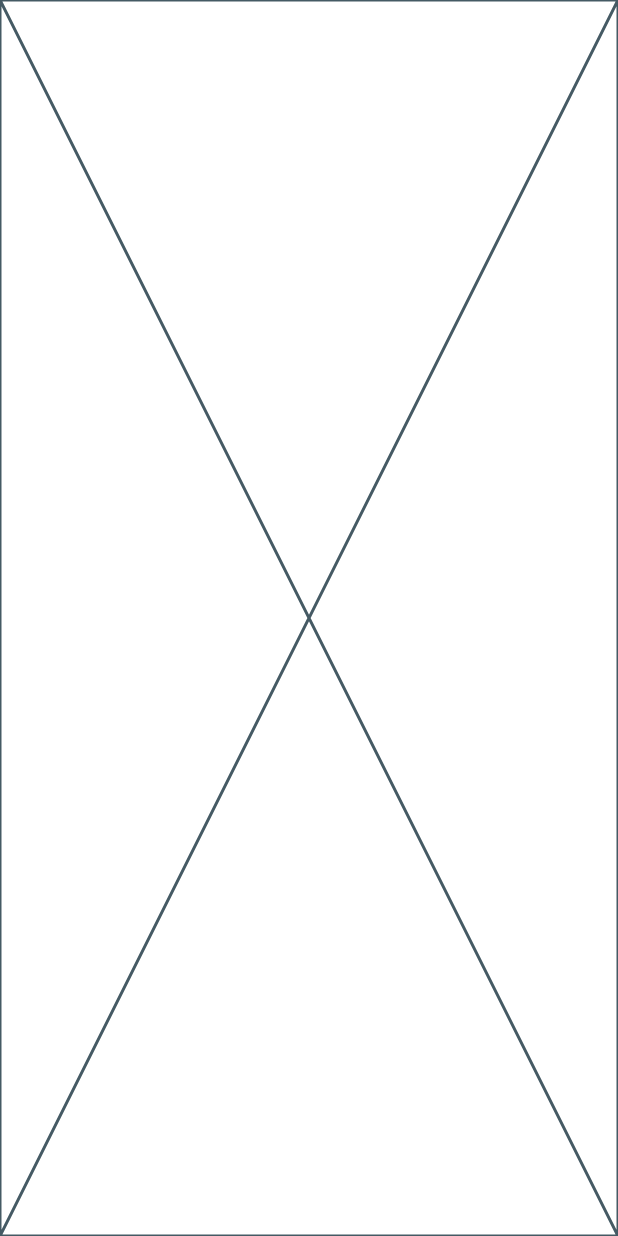
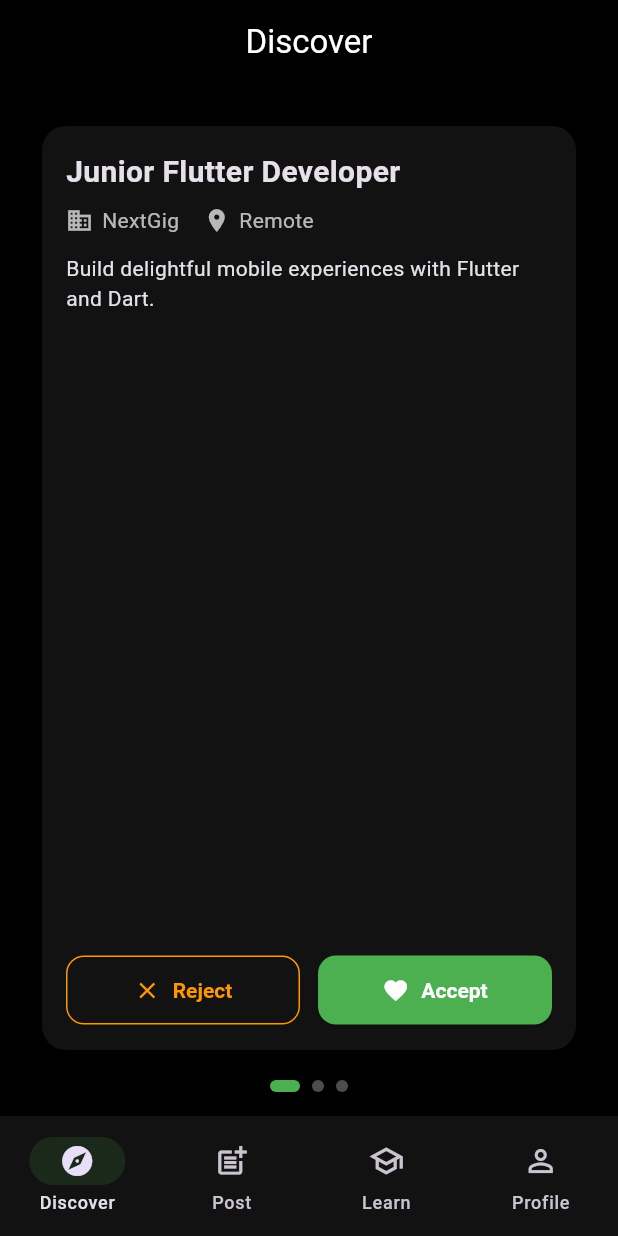
Before and after one commit to Silva3012/nextgig, a Flutter app: the screen it shows after launch, on a phone screen of 412 x 824 dp. Run offline on Flutter 3.47's test engine with Material 3 defaults, Android fonts, the phone set to English and light mode, and no system bars.

Commit message:
chore: create bottom nav with some dummy data

```diff
--- /dev/null
+++ b/lib/core/theme/app_theme.dart
@@ -0,0 +1,81 @@
+import 'package:flutter/material.dart';
+
+class AppColors {
+  static const Color background = Color(0xFF000000);
+  static const Color primaryGreen = Color(0xFF4CAF50);
+  static const Color accentOrange = Color(0xFFFF9800);
+  static const Color surface = Color(0xFF121212);
+  static const Color textPrimary = Colors.white;
+  static const Color textSecondary = Colors.white70;
+}
+
+class AppTheme {
+  static ThemeData get darkTheme {
+    final base = ThemeData.dark(useMaterial3: true);
+    return base.copyWith(
+      scaffoldBackgroundColor: AppColors.background,
+      colorScheme: base.colorScheme.copyWith(
+        brightness: Brightness.dark,
+        primary: AppColors.primaryGreen,
+        secondary: AppColors.accentOrange,
+        surface: AppColors.surface,
+      ),
+      appBarTheme: const AppBarTheme(
+        backgroundColor: Colors.transparent,
+        elevation: 0,
+        centerTitle: true,
+        foregroundColor: AppColors.textPrimary,
+      ),
+      inputDecorationTheme: InputDecorationTheme(
+        filled: true,
+        fillColor: AppColors.surface,
+        border: OutlineInputBorder(
+          borderRadius: BorderRadius.circular(12),
+          borderSide: const BorderSide(color: Colors.transparent),
+        ),
+        enabledBorder: OutlineInputBorder(
+          borderRadius: BorderRadius.circular(12),
+          borderSide: const BorderSide(color: Colors.transparent),
+        ),
+        focusedBorder: OutlineInputBorder(
+          borderRadius: BorderRadius.circular(12),
+          borderSide:
+              const BorderSide(color: AppColors.primaryGreen, width: 1.5),
+        ),
+        hintStyle: const TextStyle(color: AppColors.textSecondary),
+        contentPadding:
+            const EdgeInsets.symmetric(horizontal: 16, vertical: 14),
+      ),
+      elevatedButtonTheme: ElevatedButtonThemeData(
+        style: ElevatedButton.styleFrom(
+          backgroundColor: AppColors.primaryGreen,
+          foregroundColor: AppColors.textPrimary,
+          shape:
+              RoundedRectangleBorder(borderRadius: BorderRadius.circular(12)),
+          padding: const EdgeInsets.symmetric(horizontal: 16, vertical: 14),
+          textStyle: const TextStyle(fontWeight: FontWeight.w600),
+        ),
+      ),
+      outlinedButtonTheme: OutlinedButtonThemeData(
+        style: OutlinedButton.styleFrom(
+          foregroundColor: AppColors.accentOrange,
+          side: const BorderSide(color: AppColors.accentOrange),
+          shape:
+              RoundedRectangleBorder(borderRadius: BorderRadius.circular(12)),
+          padding: const EdgeInsets.symmetric(horizontal: 16, vertical: 14),
+          textStyle: const TextStyle(fontWeight: FontWeight.w600),
+        ),
+      ),
+      cardTheme: CardTheme(
+        color: AppColors.surface,
+        elevation: 0,
+        shape: RoundedRectangleBorder(borderRadius: BorderRadius.circular(16)),
+        margin: const EdgeInsets.all(12),
+      ),
+      listTileTheme: const ListTileThemeData(
+        iconColor: AppColors.textSecondary,
+        textColor: AppColors.textPrimary,
+      ),
+    );
+  }
+}
--- a/lib/main.dart
+++ b/lib/main.dart
@@ -1,4 +1,6 @@
 import 'package:flutter/material.dart';
+import 'package:nextgig/core/theme/app_theme.dart';
+import 'package:nextgig/presentation/shell/main_shell.dart';
 
 void main() {
   runApp(const NextGig());
@@ -9,11 +11,10 @@ class NextGig extends StatelessWidget {
   @override
   Widget build(BuildContext context) {
     return MaterialApp(
-        title: 'Flutter Demo',
-        theme: ThemeData(
-          colorScheme: ColorScheme.fromSeed(seedColor: Colors.deepPurple),
-          useMaterial3: true,
-        ),
-        home: const Placeholder());
+      title: 'NextGig',
+      debugShowCheckedModeBanner: false,
+      theme: AppTheme.darkTheme,
+      home: const MainShell(),
+    );
   }
 }
--- /dev/null
+++ b/lib/presentation/features/discover/discover_page.dart
@@ -0,0 +1,138 @@
+import 'package:flutter/material.dart';
+import 'package:nextgig/core/theme/app_theme.dart';
+
+class DiscoverPage extends StatefulWidget {
+  const DiscoverPage({super.key});
+
+  @override
+  State<DiscoverPage> createState() => _DiscoverPageState();
+}
+
+class _DiscoverPageState extends State<DiscoverPage> {
+  final List<Map<String, String>> _items = [
+    {
+      'title': 'Junior Flutter Developer',
+      'company': 'NextGig',
+      'location': 'Remote',
+      'description':
+          'Build delightful mobile experiences with Flutter and Dart.'
+    },
+    {
+      'title': 'Mentorship: Mobile UI/UX',
+      'company': 'Design Guild',
+      'location': 'Cape Town',
+      'description': 'Learn practical design systems and responsive layouts.'
+    },
+    {
+      'title': 'Backend Intern (Node.js)',
+      'company': 'CloudWorks',
+      'location': 'Hybrid',
+      'description': 'APIs, databases, and devops basics for scalable apps.'
+    },
+  ];
+
+  int _current = 0;
+
+  void _onAccept() {
+    if (_current < _items.length - 1) {
+      setState(() => _current++);
+    }
+  }
+
+  void _onReject() {
+    if (_current < _items.length - 1) {
+      setState(() => _current++);
+    }
+  }
+
+  @override
+  Widget build(BuildContext context) {
+    final item = _items[_current];
+    return Scaffold(
+      appBar: AppBar(title: const Text('Discover')),
+      body: Padding(
+        padding: const EdgeInsets.all(16),
+        child: Column(
+          children: [
+            Expanded(
+              child: Card(
+                child: Padding(
+                  padding: const EdgeInsets.all(16),
+                  child: Column(
+                    crossAxisAlignment: CrossAxisAlignment.start,
+                    children: [
+                      Text(
+                        item['title']!,
+                        style: const TextStyle(
+                            fontSize: 20, fontWeight: FontWeight.w700),
+                      ),
+                      const SizedBox(height: 8),
+                      Row(
+                        children: [
+                          const Icon(Icons.business,
+                              size: 18, color: AppColors.textSecondary),
+                          const SizedBox(width: 6),
+                          Text(item['company']!,
+                              style: const TextStyle(
+                                  color: AppColors.textSecondary)),
+                          const SizedBox(width: 16),
+                          const Icon(Icons.place,
+                              size: 18, color: AppColors.textSecondary),
+                          const SizedBox(width: 6),
+                          Text(item['location']!,
+                              style: const TextStyle(
+                                  color: AppColors.textSecondary)),
+                        ],
+                      ),
+                      const SizedBox(height: 12),
+                      Text(item['description']!),
+                      const Spacer(),
+                      Row(
+                        children: [
+                          Expanded(
+                            child: OutlinedButton.icon(
+                              onPressed: _onReject,
+                              icon: const Icon(Icons.close),
+                              label: const Text('Reject'),
+                            ),
+                          ),
+                          const SizedBox(width: 12),
+                          Expanded(
+                            child: ElevatedButton.icon(
+                              onPressed: _onAccept,
+                              icon: const Icon(Icons.favorite),
+                              label: const Text('Accept'),
+                            ),
+                          ),
+                        ],
+                      )
+                    ],
+                  ),
+                ),
+              ),
+            ),
+            const SizedBox(height: 8),
+            Row(
+              mainAxisAlignment: MainAxisAlignment.center,
+              children: List.generate(_items.length, (i) {
+                final active = i == _current;
+                return AnimatedContainer(
+                  duration: const Duration(milliseconds: 250),
+                  margin: const EdgeInsets.symmetric(horizontal: 4),
+                  width: active ? 20 : 8,
+                  height: 8,
+                  decoration: BoxDecoration(
+                    color: active
+                        ? AppColors.primaryGreen
+                        : AppColors.textSecondary.withOpacity(0.3),
+                    borderRadius: BorderRadius.circular(4),
+                  ),
+                );
+              }),
+            )
+          ],
+        ),
+      ),
+    );
+  }
+}
--- /dev/null
+++ b/lib/presentation/shell/main_shell.dart
@@ -0,0 +1,59 @@
+import 'package:flutter/material.dart';
+import 'package:nextgig/core/theme/app_theme.dart';
+import 'package:nextgig/presentation/features/discover/discover_page.dart';
+import 'package:nextgig/presentation/features/learning/learning_page.dart';
+import 'package:nextgig/presentation/features/posting/posting_page.dart';
+import 'package:nextgig/presentation/features/profile/profile_page.dart';
+
+class MainShell extends StatefulWidget {
+  const MainShell({super.key});
+
+  @override
+  State<MainShell> createState() => _MainShellState();
+}
+
+class _MainShellState extends State<MainShell> {
+  int _currentIndex = 0;
+
+  final List<Widget> _pages = const [
+    DiscoverPage(),
+    PostingPage(),
+    LearningPage(),
+    ProfilePage(),
+  ];
+
+  @override
+  Widget build(BuildContext context) {
+    return Scaffold(
+      body: SafeArea(child: _pages[_currentIndex]),
+      bottomNavigationBar: NavigationBar(
+        backgroundColor: AppColors.surface,
+        indicatorColor: AppColors.primaryGreen.withOpacity(0.15),
+        selectedIndex: _currentIndex,
+        onDestinationSelected: (i) => setState(() => _currentIndex = i),
+        destinations: const [
+          NavigationDestination(
+            icon: Icon(Icons.explore_outlined),
+            selectedIcon: Icon(Icons.explore),
+            label: 'Discover',
+          ),
+          NavigationDestination(
+            icon: Icon(Icons.post_add_outlined),
+            selectedIcon: Icon(Icons.post_add),
+            label: 'Post',
+          ),
+          NavigationDestination(
+            icon: Icon(Icons.school_outlined),
+            selectedIcon: Icon(Icons.school),
+            label: 'Learn',
+          ),
+          NavigationDestination(
+            icon: Icon(Icons.person_outline),
+            selectedIcon: Icon(Icons.person),
+            label: 'Profile',
+          ),
+        ],
+      ),
+    );
+  }
+}
```
Also changed, not shown: lib/presentation/features/learning/learning_page.dart (added, +92 -0 lines), lib/presentation/features/posting/posting_page.dart (added, +80 -0 lines), lib/presentation/features/profile/profile_page.dart (added, +103 -0 lines), 1 other file.
